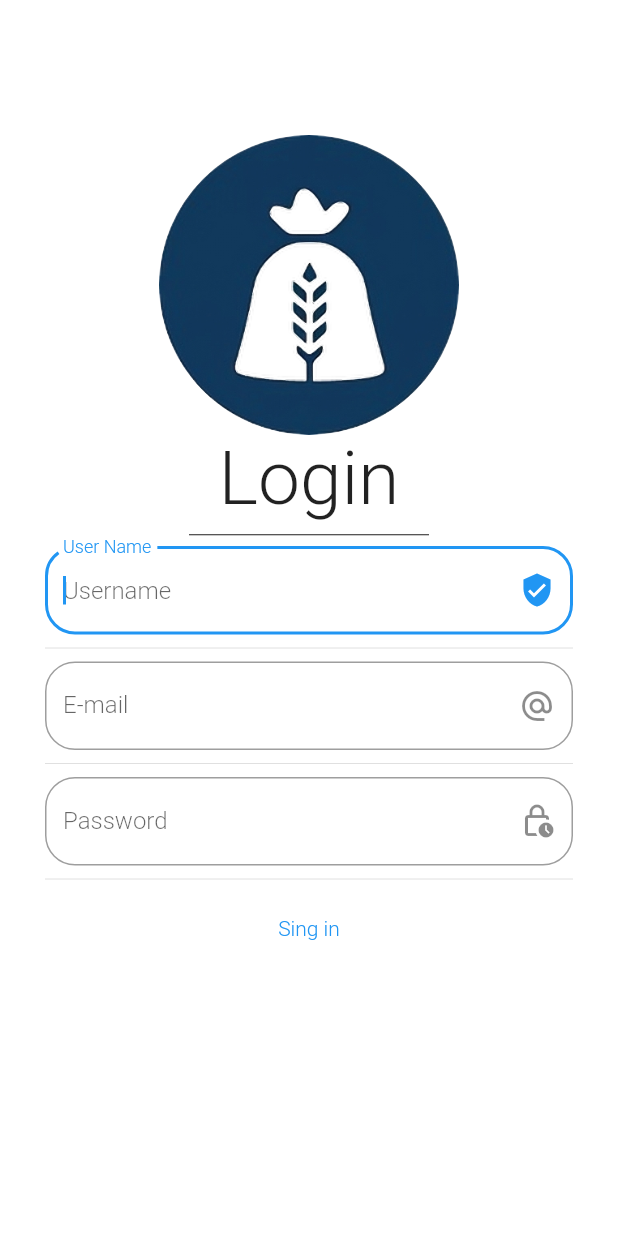
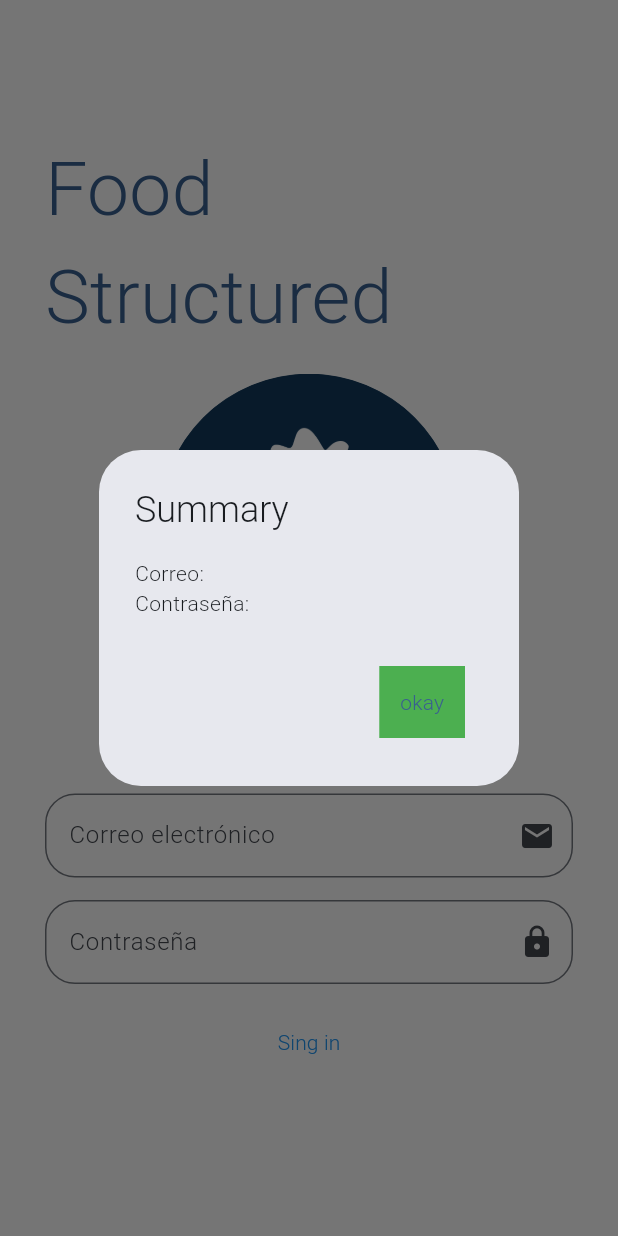
Before and after one commit to MovilesBogarin/base_project, a Flutter app: the screen it shows after launch, after a tap on "Sing in", on a phone screen of 412 x 824 dp. Run offline on Flutter 3.47's test engine with Material 2 defaults, Android fonts, the phone set to English and light mode, and no system bars.

Commit message:
change icons, name and login

```diff
--- /dev/null
+++ b/lib/config/theme/app_theme.dart
@@ -0,0 +1,11 @@
+import 'package:flutter/material.dart';
+
+const Color mainColor = Color.fromARGB(255, 26, 57, 91);
+class AppTheme {
+  ThemeData theme() {
+    return ThemeData(
+      useMaterial3: true,
+      colorSchemeSeed: mainColor,
+    );
+  }
+}
--- a/lib/main.dart
+++ b/lib/main.dart
@@ -1,5 +1,7 @@
-import 'package:base_project/src/pages/home_page.dart';
 import 'package:flutter/material.dart';
+import './config/theme/app_theme.dart';
+import 'presentation/screens/login_page.dart';
+// import 'package:base_project/presentation/screens/simple_page.dart';
 
 void main() => runApp(const MyApp());
 
@@ -8,10 +10,11 @@ class MyApp extends StatelessWidget {
 
   @override
   Widget build(BuildContext context) {
-    return const MaterialApp(
+    return MaterialApp(
       debugShowCheckedModeBanner: false,
       title: 'Food Structured',
-      home: Home_Page(),
+      home: const LoginPage(),
+      theme: AppTheme().theme(),
     );
   }
 }
--- /dev/null
+++ b/lib/presentation/screens/login_page.dart
@@ -0,0 +1,93 @@
+import 'package:base_project/presentation/widgets/input_text_box.dart';
+import 'package:flutter/material.dart';
+
+class LoginPage extends StatefulWidget {
+  const LoginPage({super.key});
+
+  @override
+  State<LoginPage> createState() => _LoginPageState();
+}
+
+class _LoginPageState extends State<LoginPage> {
+  final emailController = TextEditingController();
+  final passwordController = TextEditingController();
+
+  @override
+  void dispose() {
+    // Clean up the controller when the widget is removed from the widget tree.
+    emailController.dispose();
+    passwordController.dispose();
+    super.dispose();
+  }
+
+  @override
+  Widget build(BuildContext context) {
+    final colors = Theme.of(context).colorScheme;
+    return Scaffold(
+      backgroundColor: Colors.white,
+      body: ListView(
+        padding: const EdgeInsets.symmetric(horizontal: 30.0, vertical: 90.0),
+        children: <Widget>[
+          Column(
+            mainAxisAlignment: MainAxisAlignment.center,
+            children: [
+              Text('Food Structured', style: TextStyle(fontFamily: 'Roboto', fontSize: 50.0, color: colors.primary)),
+              const SizedBox(height: 15.0),
+              const CircleAvatar(
+                radius: 100.0,
+                backgroundColor: Colors.white,
+                backgroundImage: AssetImage('resources/images/FoodStructuredLogo.png'),
+              ),
+              const SizedBox(height: 15.0),
+              const Text('Iniciar Sesión', style: TextStyle(fontFamily: 'Roboto', fontSize: 35.0),
+              ),
+              const SizedBox(height: 15.0),
+              InputTextBox(
+                controller: emailController,
+                label: 'Correo electrónico',
+                icon: Icons.email,
+              ),
+              const SizedBox(height: 15.0),
+              InputTextBox(
+                controller: passwordController,
+                label: 'Contraseña',
+                icon: Icons.lock,
+                hideText: true,
+              ),
+              const SizedBox(height: 15.0),
+              SizedBox(
+                child: TextButton(
+                  style: ButtonStyle(
+                      foregroundColor:
+                          MaterialStateProperty.all<Color>(Colors.blue)),
+                  onPressed: () {
+                    showDialog(
+                      context: context,
+                      builder: (ctx) => AlertDialog(
+                        title: const Text('Summary'),
+                        content: Text('Correo: ${emailController.text} \nContraseña: ${passwordController.text}'),
+                        actions: <Widget>[
+                          TextButton(
+                            onPressed: () {
+                              Navigator.of(ctx).pop();
+                            },
+                            child: Container(
+                              color: Colors.green,
+                              padding: const EdgeInsets.all(14),
+                              child: const Text('okay'),
+                            ),
+                          ),
+                        ],
+                      ),
+                    );
+                  },
+                  child: const Text('Sing in'),
+                ),
+              )
+            ],
+          )
+        ],
+      ),
+    );
+  }
+}
--- /dev/null
+++ b/lib/presentation/widgets/input_text_box.dart
@@ -0,0 +1,27 @@
+import 'package:flutter/material.dart';
+
+class InputTextBox extends StatelessWidget {
+  final controller;
+  final String? hint;
+  final String label;
+  final IconData? icon;
+  final bool hideText;
+  const InputTextBox({super.key, this.hint, this.label = 'Mensaje', this.icon, this.hideText = false, required this.controller});
+
+  @override
+  Widget build(BuildContext context) {
+    return TextField(
+      controller: controller,
+      enableInteractiveSelection: false,
+      textCapitalization: TextCapitalization.characters,
+      autofocus: true,
+      obscureText: hideText,
+      decoration: InputDecoration(
+        hintText: hint,
+        labelText: label,
+        suffixIcon: Icon(icon),
+        border: OutlineInputBorder(
+          borderRadius: BorderRadius.circular(20.0))),
+    );
+  }
+}
--- a/lib/src/pages/home_page.dart
+++ /dev/null
@@ -1,110 +0,0 @@
-import 'package:flutter/material.dart';
-
-class Home_Page extends StatefulWidget {
-  const Home_Page({super.key});
-
-  @override
-  State<Home_Page> createState() => _Home_PageState();
-}
-
-class _Home_PageState extends State<Home_Page> {
-  late String _nombre;
-  late String _email;
-  late String _pass;
-  @override
-  Widget build(BuildContext context) {
-    return Scaffold(
-      backgroundColor: Colors.white,
-      body: ListView(
-        padding: const EdgeInsets.symmetric(horizontal: 30.0, vertical: 90.0),
-        children: <Widget>[
-          Column(
-            mainAxisAlignment: MainAxisAlignment.center,
-            children: [
-              const CircleAvatar(
-                radius: 100.0,
-                backgroundColor: Colors.white,
-                backgroundImage: AssetImage('resources/images/Logo_Test.png'),
-              ),
-              const Text(
-                'Login',
-                style: TextStyle(fontFamily: 'Roboto', fontSize: 50.0),
-              ),
-              const SizedBox(
-                width: 160.0,
-                height: 15.0,
-                child: Divider(
-                  color: Color.fromARGB(255, 31, 30, 30),
-                ),
-              ),
-              TextField(
-                enableInteractiveSelection: false,
-                textCapitalization: TextCapitalization.characters,
-                autofocus: true,
-                decoration: InputDecoration(
-                    hintText: 'Username',
-                    labelText: 'User Name',
-                    suffixIcon: const Icon(Icons.verified_user),
-                    border: OutlineInputBorder(
-                        borderRadius: BorderRadius.circular(20.0))),
-                onSubmitted: (valor) {
-                  _nombre = valor;
-                  print("El nombre es: " + _nombre);
-                },
-              ),
-              const Divider(
-                height: 18.0,
-              ),
-              TextField(
-                enableInteractiveSelection: false,
-                textCapitalization: TextCapitalization.characters,
-                autofocus: true,
-                decoration: InputDecoration(
-                    hintText: 'E-mail;',
-                    labelText: 'E-mail',
-                    suffixIcon: Icon(Icons.alternate_email_sharp),
-                    border: OutlineInputBorder(
-                        borderRadius: BorderRadius.circular(20.0))),
-                onSubmitted: (valor) {
-                  _email = valor;
-                  print("El nombre es: " + _email);
-                },
-              ),
-              const Divider(
-                height: 18.0,
-              ),
-              TextField(
-                obscureText: true,
-                enableInteractiveSelection: false,
-                textCapitalization: TextCapitalization.characters,
-                autofocus: true,
-                decoration: InputDecoration(
-                    hintText: 'Password',
-                    labelText: 'Password',
-                    suffixIcon: const Icon(Icons.lock_clock_outlined),
-                    border: OutlineInputBorder(
-                        borderRadius: BorderRadius.circular(20.0))),
-                onSubmitted: (valor) {
-                  _email = valor;
-                  print("El password es: " + _pass);
-                },
-              ),
-              const Divider(
-                height: 18.0,
-              ),
-              SizedBox(
-                child: TextButton(
-                  style: ButtonStyle(
-                      foregroundColor:
-                          MaterialStateProperty.all<Color>(Colors.blue)),
-                  onPressed: () {},
-                  child: const Text('Sing in'),
-                ),
-              )
-            ],
-          )
-        ],
-      ),
-    );
-  }
-}
```
Also changed, not shown: lib/presentation/widgets/alert_dialog.dart (added), resources/images/FoodStructuredLogo.png (added), 39 other files.
